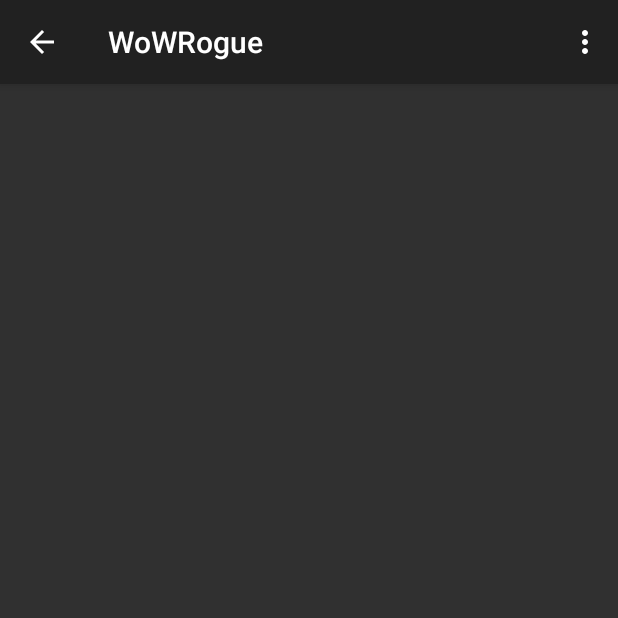
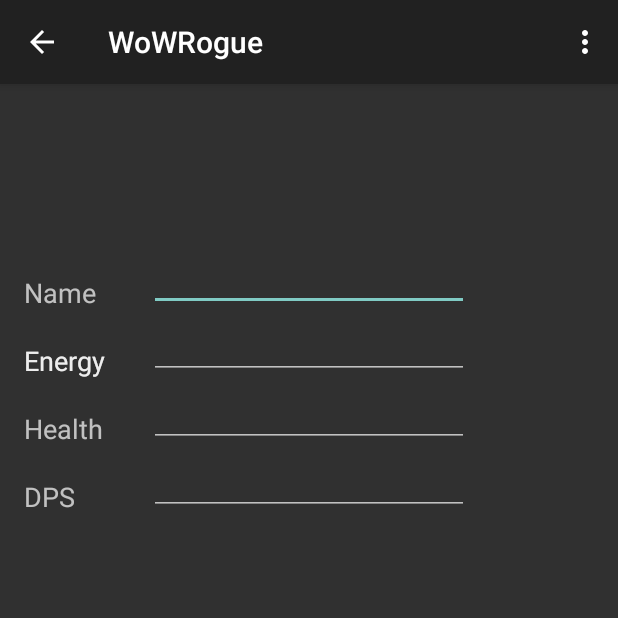
Before and after one commit to ragnarok2947/GS-Tracker-Group-21, an Android app: the WoWRogue screen opened directly, with no data from a screen before it, on a phone screen of 412 x 824 dp, the top half of it. Run offline under Robolectric (Android 15) with nearby library versions, the phone set to English and light mode, and no system bars; pictures from the network do not load.

```diff
--- a/Project/Lee/GS-Tracker/app/src/main/java/lee/gs_tracker/WoWRogue.java
+++ b/Project/Lee/GS-Tracker/app/src/main/java/lee/gs_tracker/WoWRogue.java
@@ -17,6 +17,7 @@ import org.json.simple.JSONValue;
 import com.koushikdutta.ion.*;
 import android.graphics.Bitmap;
 import android.graphics.BitmapFactory;
+import java.io.File;
 
 
 
@@ -39,7 +40,8 @@ public class WoWRogue extends AppCompatActivity {
 
 
         super.onCreate(savedInstanceState);
-        ImageView image = (ImageView)findViewById(R.id.imageView);
+        //ImageView image = (ImageView)findViewById(R.id.imageView);FIX
+        //image.setImageBitmap(WoWAPIUser.getCharPic(User));
         //image.setImageDrawable(WoWAPIUser.getCharPic(User));
         //((ImageView)view).setImageBitmap(BitmapFactory.decodeFile("/data/data/com.myapp/files/someimage.jpg"));
         //image.setImageBitmap(BitmapFactory.decodeFile("/Users/Lee/Documents/Skool/COP 4331/Project/GS-Tracker-Group-21/Project/Lee/GS-Tracker/app/libs/icon.jpg"));
--- a/Project/Lee/GS-Tracker/app/src/main/res/layout/activity_wo_wrogue.xml
+++ b/Project/Lee/GS-Tracker/app/src/main/res/layout/activity_wo_wrogue.xml
@@ -10,7 +10,93 @@
         android:layout_width="wrap_content"
         android:layout_height="wrap_content"
         android:id="@+id/imageView"
-        android:layout_alignParentTop="true"
+        android:layout_alignParentTop="true" />
+
+    <EditText
+        android:layout_width="wrap_content"
+        android:layout_height="wrap_content"
+        android:inputType="textMultiLine"
+        android:ems="10"
+        android:id="@+id/editText3"
+        android:layout_marginTop="90dp"
+        android:layout_below="@+id/imageView"
+        android:layout_centerHorizontal="true" />
+
+    <TextView
+        android:layout_width="wrap_content"
+        android:layout_height="wrap_content"
+        android:textAppearance="?android:attr/textAppearanceMedium"
+        android:text="Name"
+        android:id="@+id/textView4"
+        android:layout_alignBottom="@+id/editText3"
+        android:layout_alignParentLeft="true"
+        android:layout_alignParentStart="true" />
+
+    <EditText
+        android:layout_width="wrap_content"
+        android:layout_height="wrap_content"
+        android:inputType="textMultiLine"
+        android:ems="10"
+        android:id="@+id/editText4"
+        android:layout_below="@+id/editText3"
+        android:layout_alignLeft="@+id/editText3"
+        android:layout_alignStart="@+id/editText3" />
+
+    <TextView
+        android:layout_width="wrap_content"
+        android:layout_height="wrap_content"
+        android:textAppearance="?android:attr/textAppearanceMedium"
+        android:text="Energy"
+        android:id="@+id/textView5"
+        android:layout_alignBottom="@+id/editText4"
+        android:layout_alignParentLeft="true"
+        android:layout_alignParentStart="true" />
+
+    <TextView
+        android:layout_width="wrap_content"
+        android:layout_height="wrap_content"
+        android:textAppearance="?android:attr/textAppearanceMedium"
+        android:text="Energy"
+        android:id="@+id/textView6"
+        android:layout_alignTop="@+id/textView5"
+        android:layout_alignParentLeft="true"
+        android:layout_alignParentStart="true" />
+
+    <EditText
+        android:layout_width="wrap_content"
+        android:layout_height="wrap_content"
+        android:inputType="textMultiLine"
+        android:ems="10"
+        android:id="@+id/editText5"
+        android:layout_below="@+id/editText4"
+        android:layout_centerHorizontal="true" />
+
+    <TextView
+        android:layout_width="wrap_content"
+        android:layout_height="wrap_content"
+        android:textAppearance="?android:attr/textAppearanceMedium"
+        android:text="Health"
+        android:id="@+id/textView7"
+        android:layout_alignBottom="@+id/editText5"
+        android:layout_toRightOf="@+id/imageView"
+        android:layout_toEndOf="@+id/imageView" />
+
+    <EditText
+        android:layout_width="wrap_content"
+        android:layout_height="wrap_content"
+        android:inputType="textMultiLine"
+        android:ems="10"
+        android:id="@+id/editText6"
+        android:layout_below="@+id/editText5"
+        android:layout_centerHorizontal="true" />
+
+    <TextView
+        android:layout_width="wrap_content"
+        android:layout_height="wrap_content"
+        android:textAppearance="?android:attr/textAppearanceMedium"
+        android:text="DPS"
+        android:id="@+id/textView8"
+        android:layout_alignBottom="@+id/editText6"
         android:layout_alignParentLeft="true"
         android:layout_alignParentStart="true" />
 
```
Also changed, not shown: Project/Lee/GS-Tracker/app/src/main/java/lee/gs_tracker/InternalData.java (added, +85 -0 lines), Project/Lee/GS-Tracker/app/src/main/java/lee/gs_tracker/MainActivity.java (+72 -2 lines), Project/Lee/GS-Tracker/app/src/main/java/lee/gs_tracker/WoWAPIUser.java (+9 -1 lines), Project/Lee/GS-Tracker/app/src/main/java/lee/gs_tracker/WoWCredentials.java (+42 -0 lines).
